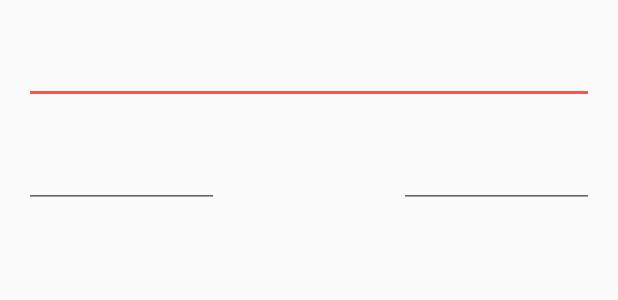
After one commit to andreymarchenko/Time.It, an Android app: the layout dialog_task.xml on its own in the app's theme, with its tools: preview values and no code run, on a phone screen of 412 x 824 dp. The commit adds this screen. Shown: the top 300 px of the screen. Run offline under Robolectric (Android 15) with nearby library versions, the phone set to English and light mode, and no system bars.

Commit message:
Added to the Startup menu, add tasks implemented interface, fixed bugs with filling task list.

```diff
--- a/TimeIt/app/src/main/res/layout/content_main.xml
+++ b/TimeIt/app/src/main/res/layout/content_main.xml
@@ -1,12 +1,12 @@
 <?xml version="1.0" encoding="utf-8"?>
-<android.support.design.widget.CoordinatorLayout xmlns:android="http://schemas.android.com/apk/res/android"
+<android.support.design.widget.CoordinatorLayout
+    xmlns:android="http://schemas.android.com/apk/res/android"
     xmlns:app="http://schemas.android.com/apk/res-auto"
     xmlns:tools="http://schemas.android.com/tools"
     android:layout_width="match_parent"
     android:layout_height="match_parent"
     android:paddingLeft="3dp"
     android:paddingRight="3dp"
-    android:id="@+id/container"
     app:layout_behavior="@string/appbar_scrolling_view_behavior"
     tools:context="andrey.timeit.MainActivity"
     tools:showIn="@layout/app_bar_main">
--- /dev/null
+++ b/TimeIt/app/src/main/res/layout/dialog_task.xml
@@ -0,0 +1,64 @@
+<?xml version="1.0" encoding="utf-8"?>
+<ScrollView xmlns:android="http://schemas.android.com/apk/res/android"
+    android:layout_width="match_parent"
+    android:layout_height="match_parent"
+    android:orientation="vertical">
+
+    <RelativeLayout
+        android:layout_width="wrap_content"
+        android:layout_height="wrap_content">
+
+        <android.support.design.widget.TextInputLayout
+            android:id="@+id/DialogTaskTitle"
+            android:layout_width="match_parent"
+            android:layout_height="wrap_content"
+            android:layout_marginLeft="16dp"
+            android:layout_marginRight="16dp"
+            android:layout_marginTop="16dp">
+
+            <EditText
+                android:layout_width="match_parent"
+                android:layout_height="wrap_content"
+                android:textSize="16sp" />
+        </android.support.design.widget.TextInputLayout>
+
+        <android.support.design.widget.TextInputLayout
+            android:id="@+id/DialogTaskDate"
+            android:layout_width="130dp"
+            android:layout_height="wrap_content"
+            android:layout_below="@id/DialogTaskTitle"
+            android:layout_marginBottom="16dp"
+            android:layout_marginLeft="16dp"
+            android:layout_marginTop="16dp">
+
+            <EditText
+                android:layout_width="match_parent"
+                android:layout_height="wrap_content"
+                android:cursorVisible="false"
+                android:focusableInTouchMode="false"
+                android:inputType="none"
+                android:textSize="16sp" />
+        </android.support.design.widget.TextInputLayout>
+
+        <android.support.design.widget.TextInputLayout
+            android:id="@+id/DialogTaskTime"
+            android:layout_width="130dp"
+            android:layout_height="wrap_content"
+            android:layout_alignRight="@id/DialogTaskTitle"
+            android:layout_below="@id/DialogTaskTitle"
+            android:layout_marginTop="16dp">
+
+            <EditText
+                android:layout_width="match_parent"
+                android:layout_height="wrap_content"
+                android:cursorVisible="false"
+                android:focusableInTouchMode="false"
+                android:inputType="none"
+                android:textSize="16sp" />
+
+        </android.support.design.widget.TextInputLayout>
+
+
+    </RelativeLayout>
+
+</ScrollView>
--- a/TimeIt/app/src/main/res/values/colors.xml
+++ b/TimeIt/app/src/main/res/values/colors.xml
@@ -1,6 +1,7 @@
 <?xml version="1.0" encoding="utf-8"?>
 <resources>
-<color name="colorPrimary">#009688</color>
-<color name="colorPrimaryDark">#00796B</color>
-<color name="colorAccent">#FF5252</color>
+    <color name="colorPrimary">#009688</color>
+    <color name="colorPrimaryDark">#00796B</color>
+    <color name="colorAccent">#FF5252</color>
+    <color name="white">#FFFF</color>
 </resources>
--- a/TimeIt/app/src/main/res/values/styles.xml
+++ b/TimeIt/app/src/main/res/values/styles.xml
@@ -1,7 +1,7 @@
 <resources>
 
     <!-- Base application theme. -->
-    <style name="AppTheme" parent="Theme.AppCompat.Light.DarkActionBar">
+    <style name="AppTheme" parent="Theme.AppCompat.Light.NoActionBar">
         <!-- Customize your theme here. -->
         <item name="colorPrimary">@color/colorPrimary</item>
         <item name="colorPrimaryDark">@color/colorPrimaryDark</item>
```
Also changed, not shown: TimeIt/app/src/main/java/andrey/timeit/MainActivity.java (+21 -6 lines), TimeIt/app/src/main/java/andrey/timeit/Utils.java (added, +22 -0 lines), TimeIt/app/src/main/java/andrey/timeit/dialog/AddingTaskDialogFragment.java (added, +170 -0 lines), TimeIt/app/src/main/java/andrey/timeit/dialog/DatePickerFragment.java (added, +32 -0 lines), TimeIt/app/src/main/java/andrey/timeit/dialog/TimePickerFragment.java (added, +31 -0 lines), TimeIt/app/src/main/java/andrey/timeit/fragments/CurrentTasksFragment.java (added, +31 -0 lines), TimeIt/app/src/main/java/andrey/timeit/fragments/DoneTasksFragment.java (added, +31 -0 lines), TimeIt/app/src/main/java/andrey/timeit/fragments/SplashFragment.java (added, +52 -0 lines), TimeIt/app/src/main/res/layout/app_bar_main.xml (+11 -0 lines), TimeIt/app/src/main/res/layout/fragment_current_tasks.xml (added, +9 -0 lines), TimeIt/app/src/main/res/layout/fragment_done_tasks.xml (added, +14 -0 lines), TimeIt/app/src/main/res/layout/fragment_splash.xml (+13 -5 lines), TimeIt/app/src/main/res/layout/model_task.xml (added, +31 -0 lines), TimeIt/app/src/main/res/values/strings.xml (+11 -0 lines), 1 more files, 1 other file.
